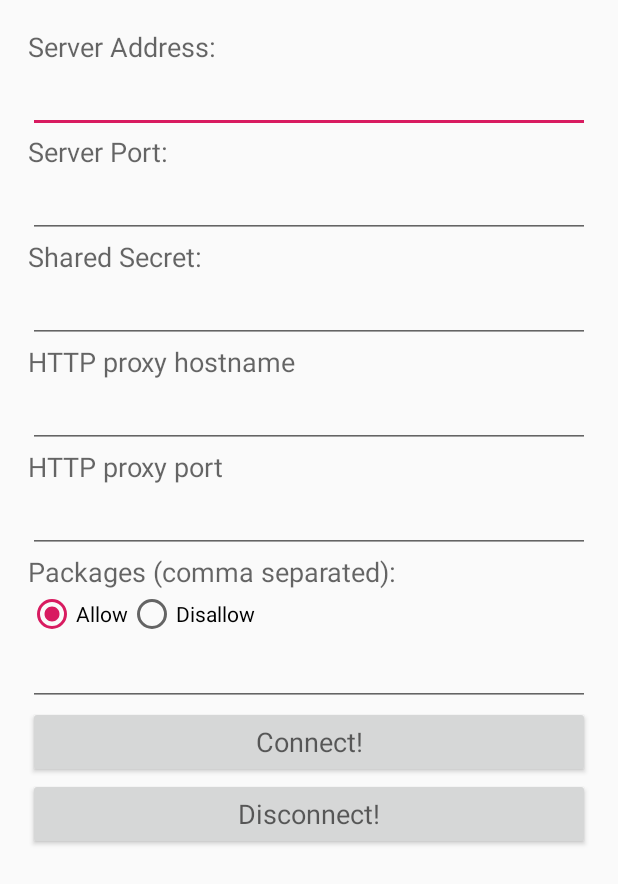
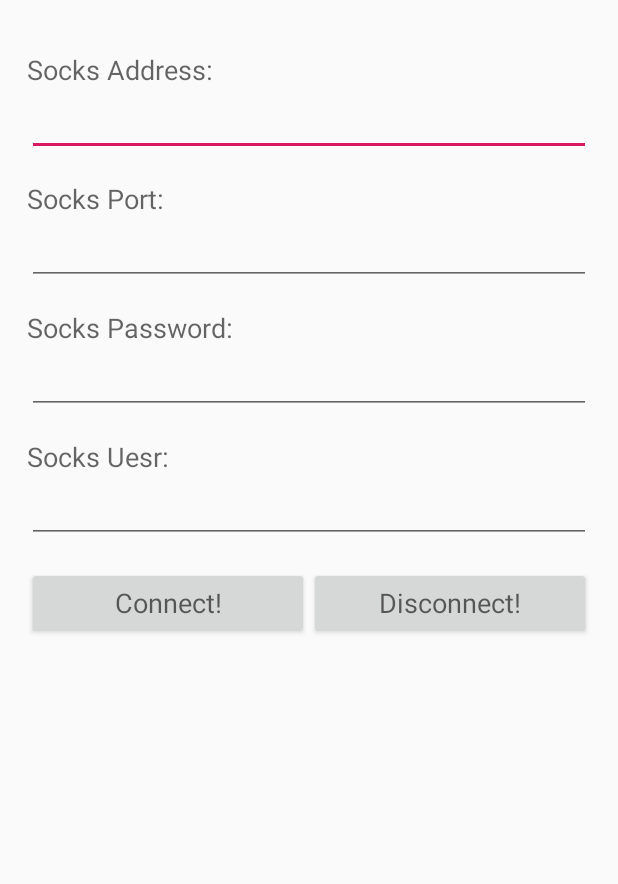
Before and after one commit to ninetymiles/wsl-android, an Android app: the WslVpnClient screen opened directly, with no data from a screen before it, on a phone screen of 412 x 824 dp. Shown: the top 884 px of the screen. Run offline under Robolectric (Android 15) with nearby library versions, the phone set to English and light mode, and no system bars; 1 statement that could not run was skipped.

Commit message:
Remove the unused filed

```diff
--- a/app/src/main/AndroidManifest.xml
+++ b/app/src/main/AndroidManifest.xml
@@ -19,7 +19,6 @@
             android:theme="@style/AppTheme.NoActionBar">
             <intent-filter>
                 <action android:name="android.intent.action.MAIN" />
-
                 <category android:name="android.intent.category.LAUNCHER" />
             </intent-filter>
         </activity>
--- a/app/src/main/java/com/rex/proxy/wsl/WslVpnClient.java
+++ b/app/src/main/java/com/rex/proxy/wsl/WslVpnClient.java
@@ -21,25 +21,19 @@ import android.content.Intent;
 import android.content.SharedPreferences;
 import android.net.VpnService;
 import android.os.Bundle;
-import android.widget.RadioButton;
+import android.util.Log;
 import android.widget.TextView;
-import android.widget.Toast;
-
-import java.util.Arrays;
-import java.util.Collections;
-import java.util.Set;
-import java.util.stream.Collectors;
 
 public class WslVpnClient extends Activity {
+
+    private static final String TAG = WslVpnClient.class.getSimpleName();
+
     public interface Prefs {
         String NAME = "connection";
-        String SERVER_ADDRESS = "server.address";
-        String SERVER_PORT = "server.port";
-        String SHARED_SECRET = "shared.secret";
-        String PROXY_HOSTNAME = "proxyhost";
-        String PROXY_PORT = "proxyport";
-        String ALLOW = "allow";
-        String PACKAGES = "packages";
+        String SOCKS_ADDRESS = "socks.address";
+        String SOCKS_PORT = "socks.port";
+        String SOCKS_USER = "socks.user";
+        String SOCKS_PASSWORD = "socks.password";
     }
 
     @Override
@@ -47,94 +41,43 @@ public class WslVpnClient extends Activity {
         super.onCreate(savedInstanceState);
         setContentView(R.layout.form);
 
-        final TextView serverAddress = findViewById(R.id.address);
-        final TextView serverPort = findViewById(R.id.port);
-        final TextView sharedSecret = findViewById(R.id.secret);
-        final TextView proxyHost = findViewById(R.id.proxyhost);
-        final TextView proxyPort = findViewById(R.id.proxyport);
+        final SharedPreferences prefs = getSharedPreferences(Prefs.NAME, MODE_PRIVATE);
 
-        final RadioButton allowed = findViewById(R.id.allowed);
-        final TextView packages = findViewById(R.id.packages);
+        final TextView textSocksAddress = findViewById(R.id.socks_address);
+        final TextView textSocksPort = findViewById(R.id.socks_port);
+        final TextView textSocksUser = findViewById(R.id.socks_user);
+        final TextView textSocksPassword = findViewById(R.id.socks_password);
 
-        final SharedPreferences prefs = getSharedPreferences(Prefs.NAME, MODE_PRIVATE);
-        serverAddress.setText(prefs.getString(Prefs.SERVER_ADDRESS, ""));
-        int serverPortPrefValue = prefs.getInt(Prefs.SERVER_PORT, 0);
-        serverPort.setText(String.valueOf(serverPortPrefValue == 0 ? "" : serverPortPrefValue));
-        sharedSecret.setText(prefs.getString(Prefs.SHARED_SECRET, ""));
-        proxyHost.setText(prefs.getString(Prefs.PROXY_HOSTNAME, ""));
-        int proxyPortPrefValue = prefs.getInt(Prefs.PROXY_PORT, 0);
-        proxyPort.setText(proxyPortPrefValue == 0 ? "" : String.valueOf(proxyPortPrefValue));
-
-        allowed.setChecked(prefs.getBoolean(Prefs.ALLOW, true));
-        packages.setText(String.join(", ", prefs.getStringSet(
-                Prefs.PACKAGES, Collections.emptySet())));
+        textSocksAddress.setText(prefs.getString(Prefs.SOCKS_ADDRESS, ""));
+        textSocksPort.setText(prefs.getInt(Prefs.SOCKS_PORT, 1080));
+        textSocksUser.setText(prefs.getString(Prefs.SOCKS_USER, ""));
+        textSocksPassword.setText(prefs.getString(Prefs.SOCKS_PASSWORD, ""));
 
         findViewById(R.id.connect).setOnClickListener(v -> {
-            if (!checkProxyConfigs(proxyHost.getText().toString(),
-                    proxyPort.getText().toString())) {
-                return;
-            }
-
-            final Set<String> packageSet =
-                    Arrays.stream(packages.getText().toString().split(","))
-                            .map(String::trim)
-                            .filter(s -> !s.isEmpty())
-                            .collect(Collectors.toSet());
-            if (!checkPackages(packageSet)) {
-                return;
-            }
-
-            int serverPortNum;
+            int socksPortNum = 1080;
             try {
-                serverPortNum = Integer.parseInt(serverPort.getText().toString());
+                socksPortNum = Integer.parseInt(textSocksPort.getText().toString());
             } catch (NumberFormatException e) {
-                serverPortNum = 0;
-            }
-            int proxyPortNum;
-            try {
-                proxyPortNum = Integer.parseInt(proxyPort.getText().toString());
-            } catch (NumberFormatException e) {
-                proxyPortNum = 0;
+                Log.w(TAG, "Failed to parse port\n", e);
             }
             prefs.edit()
-                    .putString(Prefs.SERVER_ADDRESS, serverAddress.getText().toString())
-                    .putInt(Prefs.SERVER_PORT, serverPortNum)
-                    .putString(Prefs.SHARED_SECRET, sharedSecret.getText().toString())
-                    .putString(Prefs.PROXY_HOSTNAME, proxyHost.getText().toString())
-                    .putInt(Prefs.PROXY_PORT, proxyPortNum)
-                    .putBoolean(Prefs.ALLOW, allowed.isChecked())
-                    .putStringSet(Prefs.PACKAGES, packageSet)
-                    .commit();
+                    .putString(Prefs.SOCKS_ADDRESS, textSocksAddress.getText().toString())
+                    .putInt(Prefs.SOCKS_PORT, socksPortNum)
+                    .putString(Prefs.SOCKS_USER, textSocksUser.getText().toString())
+                    .putString(Prefs.SOCKS_PASSWORD, textSocksPassword.getText().toString())
+                    .apply();
             Intent intent = VpnService.prepare(WslVpnClient.this);
             if (intent != null) {
+                // Not prepare, will start activity to prepare (request for permission)
                 startActivityForResult(intent, 0);
             } else {
+                // Already prepared, start it directly
                 onActivityResult(0, RESULT_OK, null);
             }
         });
         findViewById(R.id.disconnect).setOnClickListener(v -> {
             startService(getServiceIntent().setAction(WslVpnService.ACTION_DISCONNECT));
         });
-    }
-
-    private boolean checkProxyConfigs(String proxyHost, String proxyPort) {
-        final boolean hasIncompleteProxyConfigs = proxyHost.isEmpty() != proxyPort.isEmpty();
-        if (hasIncompleteProxyConfigs) {
-            Toast.makeText(this, R.string.incomplete_proxy_settings, Toast.LENGTH_SHORT).show();
-        }
-        return !hasIncompleteProxyConfigs;
-    }
-
-    private boolean checkPackages(Set<String> packageNames) {
-        final boolean hasCorrectPackageNames = packageNames.isEmpty() ||
-                getPackageManager().getInstalledPackages(0).stream()
-                        .map(pi -> pi.packageName)
-                        .collect(Collectors.toSet())
-                        .containsAll(packageNames);
-        if (!hasCorrectPackageNames) {
-            Toast.makeText(this, R.string.unknown_package_names, Toast.LENGTH_SHORT).show();
-        }
-        return hasCorrectPackageNames;
     }
 
     @Override
--- a/app/src/main/res/layout/form.xml
+++ b/app/src/main/res/layout/form.xml
@@ -21,18 +21,18 @@
         android:layout_width="match_parent"
         android:layout_height="wrap_content"
         android:orientation="vertical"
-        android:padding="3mm">
+        android:padding="18dp">
 
         <TextView
             android:layout_width="match_parent"
             android:layout_height="wrap_content"
+            android:layout_marginTop="16dp"
             android:singleLine="true"
-            android:text="@string/address"
+            android:text="@string/socks_address"
             android:textAppearance="?android:attr/textAppearanceMedium" />
 
         <EditText
-            android:id="@+id/address"
-
+            android:id="@+id/socks_address"
             android:layout_width="match_parent"
             android:layout_height="wrap_content"
             android:singleLine="true"
@@ -41,12 +41,13 @@
         <TextView
             android:layout_width="match_parent"
             android:layout_height="wrap_content"
+            android:layout_marginTop="16dp"
             android:singleLine="true"
-            android:text="@string/port"
+            android:text="@string/socks_port"
             android:textAppearance="?android:attr/textAppearanceMedium" />
 
         <EditText
-            android:id="@+id/port"
+            android:id="@+id/socks_port"
             android:layout_width="match_parent"
             android:layout_height="wrap_content"
             android:inputType="number"
@@ -56,95 +57,59 @@
         <TextView
             android:layout_width="match_parent"
             android:layout_height="wrap_content"
+            android:layout_marginTop="16dp"
             android:singleLine="true"
-            android:text="@string/secret"
+            android:text="@string/socks_password"
             android:textAppearance="?android:attr/textAppearanceMedium" />
 
         <EditText
-            android:id="@+id/secret"
+            android:id="@+id/socks_password"
             android:layout_width="match_parent"
             android:layout_height="wrap_content"
-            android:password="true"
+            android:inputType="textPassword"
             android:singleLine="true"
             android:textAppearance="?android:attr/textAppearanceMedium" />
 
         <TextView
             android:layout_width="match_parent"
             android:layout_height="wrap_content"
+            android:layout_marginTop="16dp"
             android:singleLine="true"
-            android:text="@string/proxyhost"
+            android:text="@string/socks_user"
             android:textAppearance="?android:attr/textAppearanceMedium" />
 
         <EditText
-            android:id="@+id/proxyhost"
+            android:id="@+id/socks_user"
             android:layout_width="match_parent"
             android:layout_height="wrap_content"
             android:singleLine="true"
             android:textAppearance="?android:attr/textAppearanceMedium" />
 
-        <TextView
+        <LinearLayout
             android:layout_width="match_parent"
             android:layout_height="wrap_content"
-            android:singleLine="true"
-            android:text="@string/proxyport"
-            android:textAppearance="?android:attr/textAppearanceMedium" />
-
-        <EditText
-            android:id="@+id/proxyport"
-            android:layout_width="match_parent"
-            android:layout_height="wrap_content"
-            android:inputType="number"
-            android:singleLine="true"
-            android:textAppearance="?android:attr/textAppearanceMedium" />
-
-        <TextView
-            android:layout_width="match_parent"
-            android:layout_height="wrap_content"
-            android:singleLine="true"
-            android:text="@string/packages"
-            android:textAppearance="?android:attr/textAppearanceMedium" />
-
-        <RadioGroup
-            android:layout_width="match_parent"
-            android:layout_height="wrap_content"
-            android:orientation="horizontal"
-            android:singleLine="true"
-            android:textAppearance="?android:attr/textAppearanceMedium">
-
-            <RadioButton
-                android:id="@+id/allowed"
-                android:layout_width="wrap_content"
-                android:layout_height="wrap_content"
-                android:text="@string/allowed" />
-
-            <RadioButton
-                android:layout_width="wrap_content"
-                android:layout_height="wrap_content"
-                android:text="@string/disallowed" />
-        </RadioGroup>
-
-        <EditText
-            android:id="@+id/packages"
-            android:layout_width="match_parent"
-            android:layout_height="wrap_content"
-            android:singleLine="true"
-            android:textAppearance="?android:attr/textAppearanceMedium" />
+            android:layout_marginTop="16dp"
+            android:orientation="horizontal">
 
             <Button
                 android:id="@+id/connect"
-            android:layout_width="match_parent"
+                android:layout_width="0dp"
                 android:layout_height="wrap_content"
+                android:layout_weight="1.0"
                 android:singleLine="true"
                 android:text="@string/connect"
                 android:textAppearance="?android:attr/textAppearanceMedium" />
 
             <Button
                 android:id="@+id/disconnect"
-            android:layout_width="match_parent"
+                android:layout_width="0dp"
                 android:layout_height="wrap_content"
+                android:layout_weight="1.0"
                 android:singleLine="true"
                 android:text="@string/disconnect"
                 android:textAppearance="?android:attr/textAppearanceMedium" />
+        </LinearLayout>
+
 
     </LinearLayout>
 </ScrollView>
--- a/app/src/main/res/values/strings.xml
+++ b/app/src/main/res/values/strings.xml
@@ -2,13 +2,13 @@
     <string name="app_name">"WslAndroid"</string>
     <string name="action_settings">"Settings"</string>
 
-    <string name="address">"Server Address:"</string>
-    <string name="port">"Server Port:"</string>
-    <string name="secret">"Shared Secret:"</string>
+    <string name="socks_address">"Socks Address:"</string>
+    <string name="socks_port">"Socks Port:"</string>
+    <string name="socks_user">"Socks Uesr:"</string>
+    <string name="socks_password">"Socks Password:"</string>
+
     <string name="connect">"Connect!"</string>
     <string name="disconnect">"Disconnect!"</string>
-    <string name="proxyhost">"HTTP proxy hostname"</string>
-    <string name="proxyport">"HTTP proxy port"</string>
 
     <string name="packages">"Packages (comma separated):"</string>
     <string name="allowed">"Allow"</string>
```
Also changed, not shown: app/build.gradle (+7 -2 lines), app/src/main/java/com/rex/proxy/wsl/WslVpnConnection.java (+16 -51 lines), app/src/main/java/com/rex/proxy/wsl/WslVpnService.java (+27 -21 lines), app/src/main/res/drawable/ic_vpn.xml (added, +34 -0 lines), 1 other file. Lines whose indentation alone changed are shown as unchanged.
